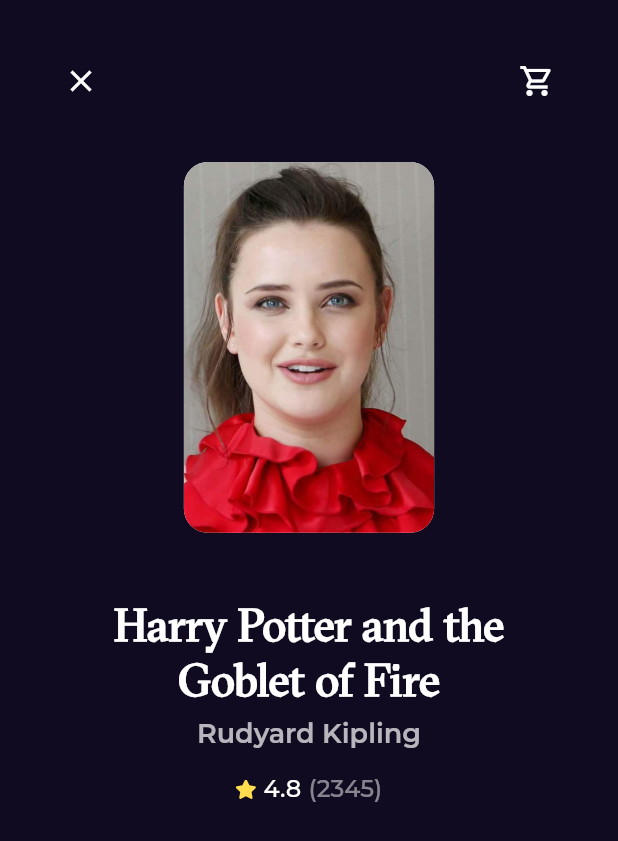
After one commit to AhmedGamalxp/freebook_app, a Flutter app: the HomeDetailesView screen opened by its route, on a phone screen of 412 x 824 dp. The commit adds this screen. Shown: the top 841 px of the screen. Run offline on Flutter 3.47's test engine with Material 2 defaults, Android fonts, the phone set to English and light mode, and no system bars; our stand-ins replace flutter_svg, go_router, google_fonts.

Commit message:
adding book detailes part

```diff
--- a/lib/core/utils/app_router.dart
+++ b/lib/core/utils/app_router.dart
@@ -1,9 +1,12 @@
+import 'package:flutter/material.dart';
+import 'package:freebook_app/features/home/presentation/views/home_detailes_view.dart';
 import 'package:freebook_app/features/home/presentation/views/home_view.dart';
 import 'package:go_router/go_router.dart';
 import '../../features/splash/presentation/splash_view.dart';
 
 abstract class AppRouter {
   static const kHomeView = '/homeView';
+  static const kHomeDetailesView = '/homeDetailesView';
   static final router = GoRouter(
     routes: [
       GoRoute(
@@ -14,6 +17,16 @@ abstract class AppRouter {
         path: kHomeView,
         builder: (context, state) => const HomeView(),
       ),
+      GoRoute(
+        path: kHomeDetailesView,
+        builder: (context, state) => const HomeDetailesView(),
+      ),
+      GoRoute(
+        path: kHomeDetailesView,
+        builder: (BuildContext context, GoRouterState state) {
+          return const HomeDetailesView();
+        },
+      ),
     ],
   );
 }
--- /dev/null
+++ b/lib/features/home/presentation/views/home_detailes_view.dart
@@ -0,0 +1,20 @@
+import 'package:flutter/material.dart';
+import 'package:freebook_app/features/home/presentation/views/widgets/detailes_view_appbar.dart';
+
+import 'widgets/book_detailes.dart';
+
+class HomeDetailesView extends StatelessWidget {
+  const HomeDetailesView({super.key});
+
+  @override
+  Widget build(BuildContext context) {
+    return const Scaffold(
+      body: Column(
+        children: [
+          DetailesViewAppBar(),
+          BookDetailes(),
+        ],
+      ),
+    );
+  }
+}
--- a/lib/features/home/presentation/views/home_view.dart
+++ b/lib/features/home/presentation/views/home_view.dart
@@ -1,7 +1,7 @@
 import 'package:flutter/material.dart';
 import 'package:freebook_app/core/utils/styles.dart';
 import 'widgets/best_seller_listview.dart';
-import 'widgets/best_seller_section.dart';
+
 import 'widgets/featured_listview.dart';
 import 'widgets/home_appbar.dart';
 
@@ -13,6 +13,7 @@ class HomeView extends StatelessWidget {
     return const SafeArea(
       child: Scaffold(
           body: CustomScrollView(
+        physics: BouncingScrollPhysics(),
         slivers: [
           SliverToBoxAdapter(
             child: Column(
--- a/lib/features/home/presentation/views/widgets/best_seller_section.dart
+++ /dev/null
@@ -1,30 +0,0 @@
-import 'package:flutter/material.dart';
-import 'package:freebook_app/core/utils/styles.dart';
-
-import 'best_seller_listview.dart';
-
-class BestSellerSection extends StatelessWidget {
-  const BestSellerSection({super.key});
-
-  @override
-  Widget build(BuildContext context) {
-    return const Padding(
-      padding: EdgeInsets.symmetric(horizontal: 30),
-      child: Column(
-        crossAxisAlignment: CrossAxisAlignment.start,
-        children: [
-          Text(
-            'Best Seller',
-            style: Styles.textstyle18,
-            textAlign: TextAlign.start,
-          ),
-          SizedBox(
-            height: 20,
-          ),
-          // BestSellerListViewItem()
-          Expanded(child: BestSellerListView()),
-        ],
-      ),
-    );
-  }
-}
--- /dev/null
+++ b/lib/features/home/presentation/views/widgets/book_detailes.dart
@@ -0,0 +1,64 @@
+import 'package:flutter/material.dart';
+import 'package:freebook_app/core/utils/assets.dart';
+import 'package:freebook_app/core/utils/styles.dart';
+
+import 'ratting_book.dart';
+
+class BookDetailes extends StatelessWidget {
+  const BookDetailes({super.key});
+
+  @override
+  Widget build(BuildContext context) {
+    return Column(
+      crossAxisAlignment: CrossAxisAlignment.center,
+      children: [
+        SizedBox(
+          height: MediaQuery.of(context).size.height * 0.3,
+          child: AspectRatio(
+            aspectRatio: 2.7 / 4,
+            child: Container(
+              clipBehavior: Clip.antiAlias,
+              decoration: BoxDecoration(
+                  borderRadius: BorderRadius.circular(16), color: Colors.white),
+              child: Image.asset(
+                AssetsData.test,
+                fit: BoxFit.cover,
+              ),
+            ),
+          ),
+        ),
+        const SizedBox(
+          height: 43,
+        ),
+        Padding(
+          padding: const EdgeInsets.symmetric(horizontal: 60),
+          child: Text(
+            'Harry Potter and the Goblet of Fire',
+            textAlign: TextAlign.center,
+            style: Styles.textstyle30
+                .copyWith(fontFamily: 'GT Sectra Fine Regular'),
+            maxLines: 2,
+            overflow: TextOverflow.ellipsis,
+          ),
+        ),
+        const SizedBox(
+          height: 6,
+        ),
+        const Opacity(
+          opacity: 0.7,
+          child: Text(
+            'Rudyard Kipling',
+            textAlign: TextAlign.center,
+            style: Styles.textstyle18,
+            maxLines: 1,
+            overflow: TextOverflow.ellipsis,
+          ),
+        ),
+        const SizedBox(
+          height: 16,
+        ),
+        const RattingBook(),
+      ],
+    );
+  }
+}
--- a/lib/features/home/presentation/views/widgets/book_item.dart
+++ b/lib/features/home/presentation/views/widgets/book_item.dart
@@ -1,13 +1,19 @@
 import 'package:flutter/material.dart';
+import 'package:freebook_app/core/utils/app_router.dart';
 
 import 'package:freebook_app/core/utils/assets.dart';
+import 'package:go_router/go_router.dart';
 
 class BookItem extends StatelessWidget {
   const BookItem({super.key});
 
   @override
   Widget build(BuildContext context) {
-    return SizedBox(
+    return GestureDetector(
+      onTap: () {
+        context.push(AppRouter.kHomeDetailesView);
+      },
+      child: SizedBox(
         height: MediaQuery.of(context).size.height * 0.3,
         child: AspectRatio(
           aspectRatio: 2.7 / 4,
@@ -21,6 +27,7 @@ class BookItem extends StatelessWidget {
             ),
           ),
         ),
+      ),
     );
   }
 }
--- /dev/null
+++ b/lib/features/home/presentation/views/widgets/detailes_view_appbar.dart
@@ -0,0 +1,25 @@
+import 'package:flutter/material.dart';
+import 'package:go_router/go_router.dart';
+
+class DetailesViewAppBar extends StatelessWidget {
+  const DetailesViewAppBar({super.key});
+
+  @override
+  Widget build(BuildContext context) {
+    return Padding(
+      padding: const EdgeInsets.only(left: 30, right: 30, top: 30, bottom: 30),
+      child: Row(
+        mainAxisAlignment: MainAxisAlignment.spaceBetween,
+        children: [
+          IconButton(
+              onPressed: () {
+                context.pop();
+              },
+              icon: const Icon(Icons.close)),
+          IconButton(
+              onPressed: () {}, icon: const Icon(Icons.shopping_cart_outlined))
+        ],
+      ),
+    );
+  }
+}
--- a/lib/features/home/presentation/views/widgets/ratting_book.dart
+++ b/lib/features/home/presentation/views/widgets/ratting_book.dart
@@ -9,6 +9,7 @@ class RattingBook extends StatelessWidget {
   @override
   Widget build(BuildContext context) {
     return Row(
+      mainAxisAlignment: MainAxisAlignment.center,
       children: [
         SvgPicture.asset(
           AssetsData.star,
```
Lines whose indentation alone changed are shown as unchanged.
